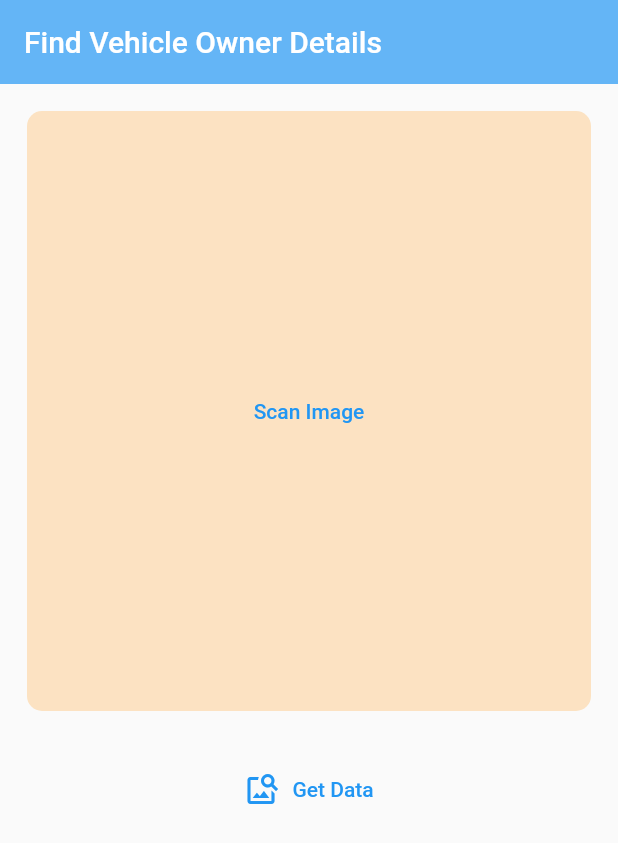
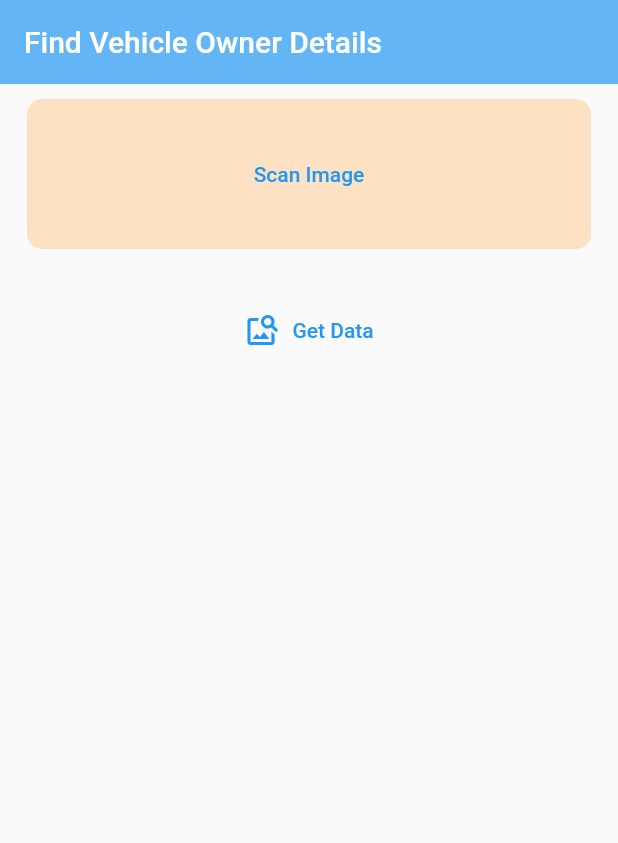
Before and after one commit to saratsarat7/findTheVehicle, a Flutter app: the screen it shows after launch, after a tap on "Get Data", on a phone screen of 412 x 824 dp. Shown: the top 843 px of the screen. Run offline on Flutter 3.47's test engine with Material 2 defaults, Android fonts, the phone set to English and light mode, and no system bars; our stand-ins replace firebase_core, image_picker; missing offline and left inert: firebase_ml_vision; accounts and stored records are empty.

```diff
--- a/lib/helper.dart
+++ b/lib/helper.dart
@@ -5,7 +5,7 @@ import 'package:http/http.dart' as http;
 
 var jsonResp = "";
 
-Future<String> getVehicleInfo(String vehicleNumber) async {
+Future<List> getVehicleInfo(String vehicleNumber) async {
   var passed = false;
   String captchaPath = "";
   String captchaId = "";
@@ -21,7 +21,11 @@ Future<String> getVehicleInfo(String vehicleNumber) async {
       counter++;
     }
   } while (passed == false && counter <= 10);
-  return jsonResp;
+  if (passed == true) {
+    return [jsonResp, ""];
+  } else {
+    return [jsonResp, captchaPath];
+  }
 }
 
 Future<List> getCaptchaDetails () async {
@@ -44,7 +48,7 @@ Future<String> decodeImage (String encodedImageString) async {
 
   String captchaPath = '/storage/emulated/0/Android/data/com.deluded.find_the_vehicle/files/captchaImage.png';
   var file = File(captchaPath);
-  // file.delete();
+  // await file.delete();
   file.writeAsBytesSync(decodedBytes);
 
   return captchaPath;
--- a/lib/main.dart
+++ b/lib/main.dart
@@ -21,6 +21,8 @@ class HomeScreen extends StatefulWidget {
 class _HomeScreenState extends State<HomeScreen> {
   String string = "Find Vehicle Owner Details";
   File _userImageFile;
+  File _captchaImageFile;
+  String _captchaValue = "";
   var result = "";
 
   ImagePicker picker = ImagePicker();
@@ -49,15 +51,20 @@ class _HomeScreenState extends State<HomeScreen> {
         // });
       }
     }
-    String simpleText = result.replaceAll(new RegExp(r"\s+"), "");
-    int indexNum = simpleText.indexOf(new RegExp(r'AP[0-9]+[a-zA-Z]'));
-    print(simpleText);
-    print(indexNum);
-    var mySearch = simpleText.substring(indexNum, indexNum+10);
-    print(mySearch);
+    // String simpleText = result.replaceAll(new RegExp(r"\s+"), "");
+    // int indexNum = simpleText.indexOf(new RegExp(r'AP[0-9]+[a-zA-Z]'));
+    // print(simpleText);
+    // print(indexNum);
+    // var mySearch = simpleText.substring(indexNum, indexNum + 10);
+    // print(mySearch);
+    var mySearch = 'AP31BJ2394';
     result = '"' + mySearch + '"';
-    String vehicleDetails = await getVehicleInfo(result);
-    // String vehicleDetails = "Testing";
+    List responseData = await getVehicleInfo(result);
+    String vehicleDetails = responseData[0];
+    String captchaPath = responseData[1];
+    setState(() {
+      _captchaImageFile = File(captchaPath);
+    });
     setState(() {
       result = vehicleDetails;
     });
@@ -75,36 +82,64 @@ class _HomeScreenState extends State<HomeScreen> {
           child: Center(
             child: Column(
               children: <Widget>[
+                SizedBox( height: 10 ),
                 Padding(
-                  padding: const EdgeInsets.all(18.0),
+                  padding: const EdgeInsets.symmetric(horizontal: 18.0),
                   child: ClipRRect(
                     borderRadius: BorderRadius.circular(10),
                     child: Container(
                       color: Colors.orangeAccent.withOpacity(0.3),
                       width: MediaQuery.of(context).size.width,
-                      height: 400,
-                      child: _userImageFile != null
-                          ? GestureDetector(
-                              onTap: () {
-                                _pickImage(ImageSource.camera);
-                              },
-                              child: Image(
-                                image: FileImage(_userImageFile),
-                              ),
-                            )
-                          : SizedBox.expand(
-                              child: TextButton(
-                              child: Text("Scan Image"),
-                              onPressed: () {
-                                _pickImage(ImageSource.camera);
-                              },
-                            )),
+                      height: 100,
+                      child: SizedBox.expand(
+                        child: TextButton(
+                          child: Text("Scan Image"),
+                          onPressed: () {
+                            _pickImage(ImageSource.camera);
+                          },
+                        ),
+                      ),
                     ),
                   ),
                 ),
-                SizedBox(
-                  height: 10,
+                SizedBox( height: 10 ),
+                Padding(
+                  padding: const EdgeInsets.symmetric(horizontal: 18.0),
+                  child: _userImageFile != null
+                      ? Container(
+                          color: Colors.orangeAccent.withOpacity(0.3),
+                          width: MediaQuery.of(context).size.width,
+                          height: 100,
+                          child: _captchaImageFile != null
+                              ? Image(
+                                  image: FileImage(_captchaImageFile),
+                                )
+                              : SizedBox.expand(
+                                  child: Center(
+                                    child: Text("Trying to get data automatically"),
+                                  ),
+                                ),
+                        )
+                      : SizedBox(
+                          height: 0,
+                        ),
                 ),
+                SizedBox( height: 10 ),
+                Padding(
+                  padding: const EdgeInsets.symmetric(horizontal: 18.0),
+                  child: _captchaImageFile != null
+                      ? TextField(
+                          onChanged: (value) => _captchaValue = value,
+                          decoration: InputDecoration(
+                            border: OutlineInputBorder(),
+                            hintText: 'Enter above captcha here',
+                          ),
+                        )
+                      : SizedBox(
+                          height: 0,
+                        ),
+                ),
+                SizedBox( height: 10 ),
                 TextButton.icon(
                   onPressed: () {
                     recogniseText();
@@ -115,7 +150,7 @@ class _HomeScreenState extends State<HomeScreen> {
                   ),
                 ),
                 Padding(
-                    padding: const EdgeInsets.all(10.0), child: Text(result)),
+                    padding: const EdgeInsets.symmetric(horizontal: 18.0), child: Text(result)),
               ],
             ),
           ),
```
